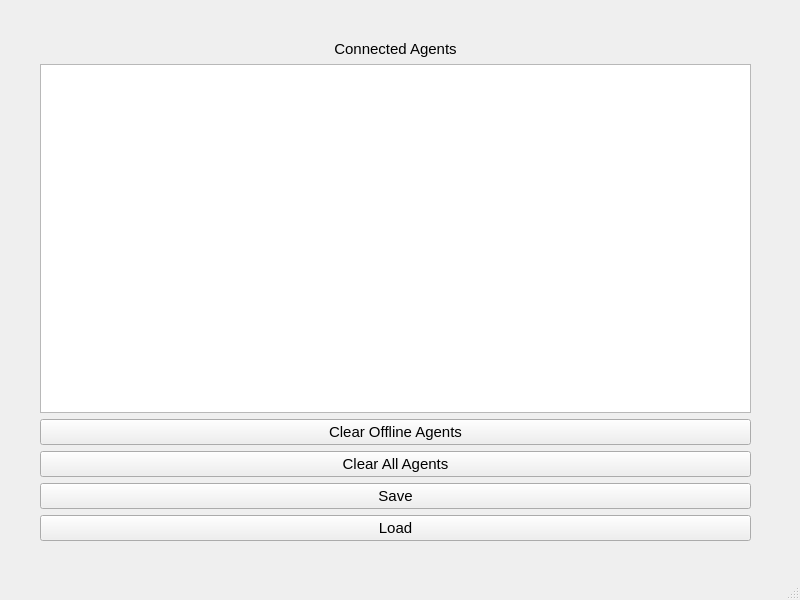
This is mainwindow.ui in safa-banak/ServerMonitorUI as Qt 5 draws it before an edit. The edited form follows.
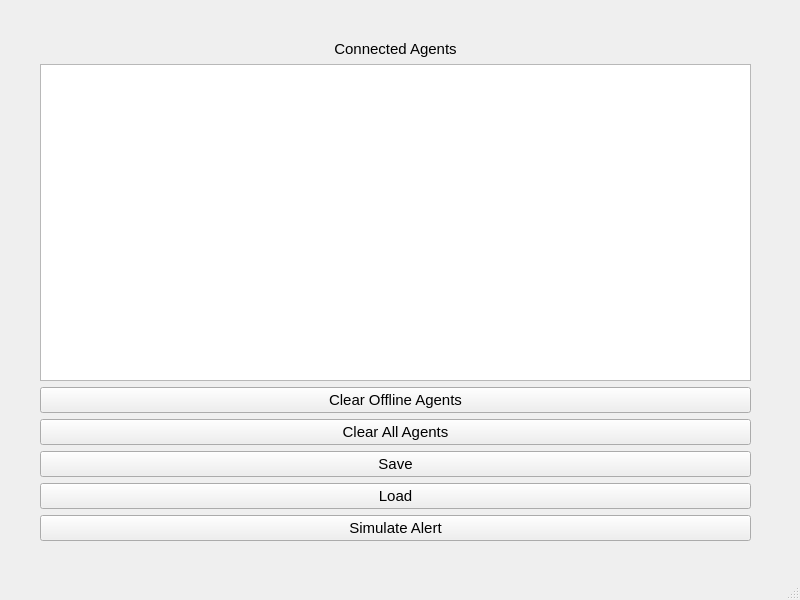
This is the edited form.

Commit message: Fix app close bug, add Simulate Alert button, and auto-hide AlertWindow

```diff
--- a/mainwindow.ui
+++ b/mainwindow.ui
@@ -70,6 +70,13 @@
        </property>
       </widget>
      </item>
+     <item>
+      <widget class="QPushButton" name="pushButton_testAlert">
+       <property name="text">
+        <string>Simulate Alert</string>
+       </property>
+      </widget>
+     </item>
     </layout>
    </widget>
   </widget>
```
The commit also changes 7 other files.
